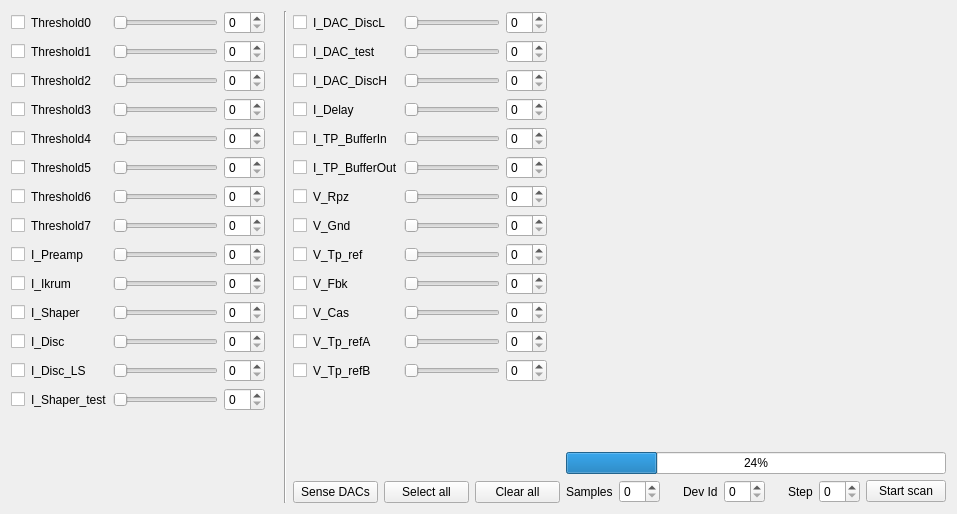
Before: the Qt Designer form SpidrMpx3Eq/qcstmdacs.ui in navrit/dexter, drawn with Qt 5.
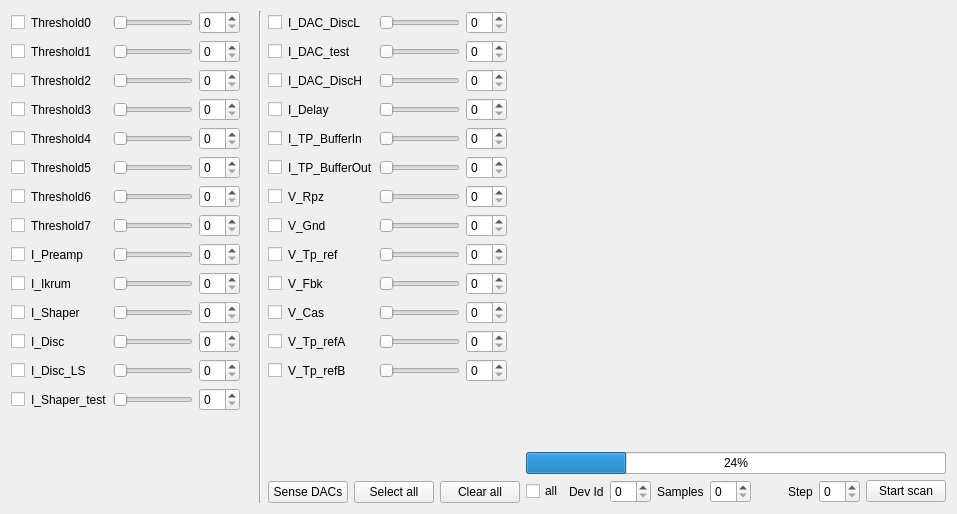
After: the same form once the commit is applied. Custom widgets are drawn as their Qt base class.

Diff of the .ui file:
```diff
--- a/SpidrMpx3Eq/qcstmdacs.ui
+++ b/SpidrMpx3Eq/qcstmdacs.ui
@@ -1057,6 +1057,33 @@
        </item>
        <item>
         <layout class="QHBoxLayout" name="horizontalLayout">
+         <item>
+          <widget class="QCheckBox" name="allDACSimultaneousCheckBox">
+           <property name="text">
+            <string>all</string>
+           </property>
+          </widget>
+         </item>
+         <item>
+          <widget class="QLabel" name="labelDeviceId">
+           <property name="toolTip">
+            <string>Devide Id</string>
+           </property>
+           <property name="text">
+            <string>Dev Id</string>
+           </property>
+          </widget>
+         </item>
+         <item>
+          <widget class="QSpinBox" name="deviceIdSpinBox">
+           <property name="toolTip">
+            <string>Device Id</string>
+           </property>
+           <property name="keyboardTracking">
+            <bool>false</bool>
+           </property>
+          </widget>
+         </item>
          <item>
           <widget class="QLabel" name="labelSamples">
            <property name="toolTip">
@@ -1090,26 +1117,6 @@
            </property>
           </spacer>
          </item>
-         <item>
-          <widget class="QLabel" name="labelDeviceId">
-           <property name="toolTip">
-            <string>Devide Id</string>
-           </property>
-           <property name="text">
-            <string>Dev Id</string>
-           </property>
-          </widget>
-         </item>
-         <item>
-          <widget class="QSpinBox" name="deviceIdSpinBox">
-           <property name="toolTip">
-            <string>Device Id</string>
-           </property>
-           <property name="keyboardTracking">
-            <bool>false</bool>
-           </property>
-          </widget>
-         </item>
          <item>
           <spacer name="horizontalSpacer">
            <property name="orientation">
```
